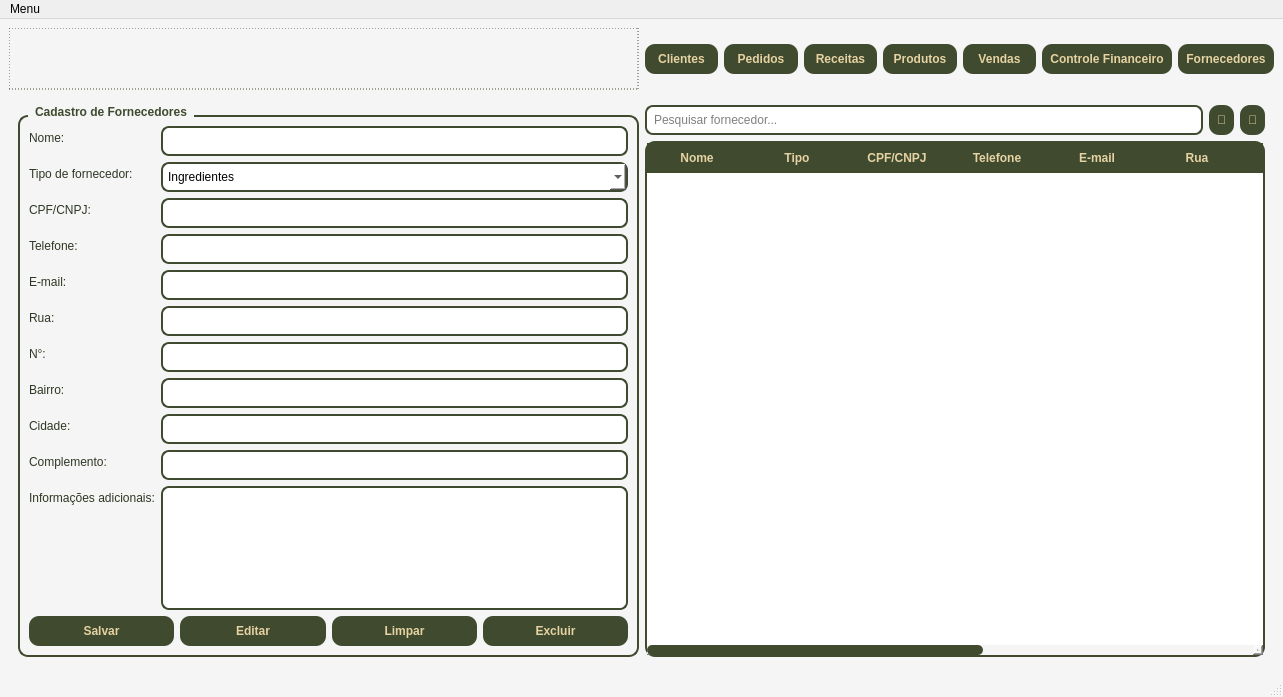
First picture: the form in telas/tela_menu.ui, repository Faeldh/sistema_confeitaria, before the edit.
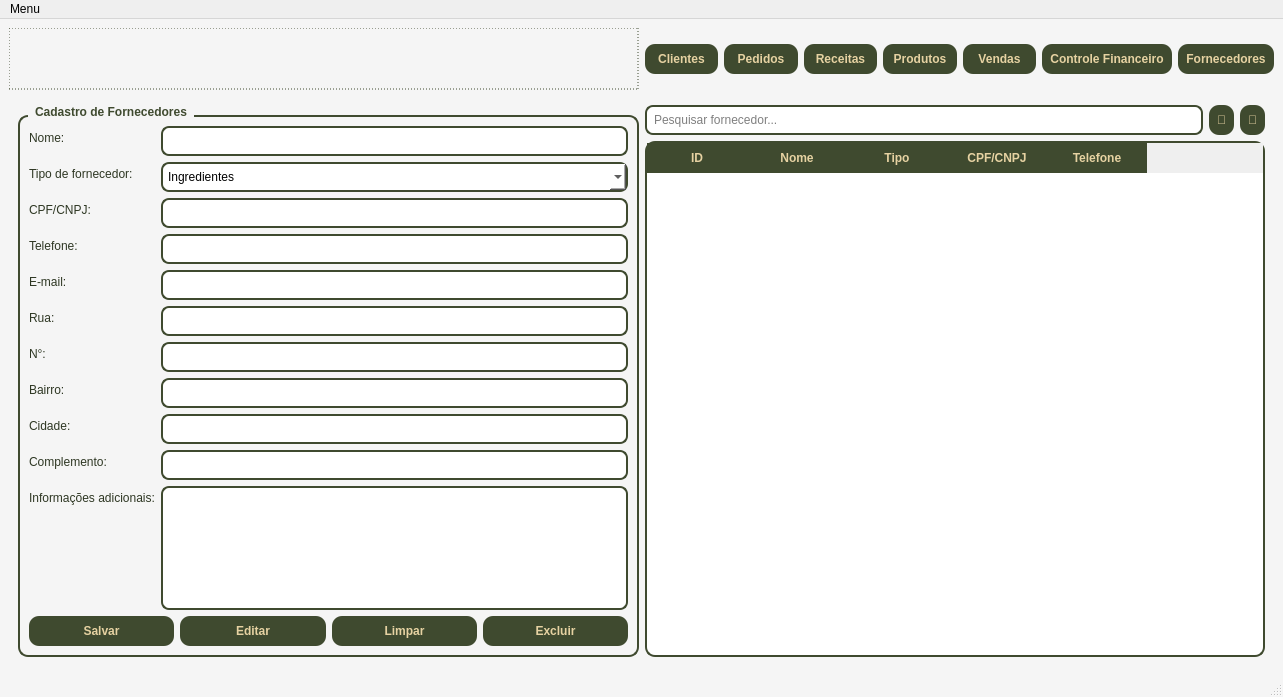
Second picture: the form after the edit. The open tabs and pages were chosen to show the change.

Patch:
```diff
--- a/telas/tela_menu.ui
+++ b/telas/tela_menu.ui
@@ -1997,8 +1997,13 @@
 }</string>
             </property>
             <property name="columnCount">
-             <number>11</number>
+             <number>5</number>
             </property>
+            <column>
+             <property name="text">
+              <string>ID</string>
+             </property>
+            </column>
             <column>
              <property name="text">
               <string>Nome</string>
@@ -2019,41 +2024,6 @@
               <string>Telefone</string>
              </property>
             </column>
-            <column>
-             <property name="text">
-              <string>E-mail</string>
-             </property>
-            </column>
-            <column>
-             <property name="text">
-              <string>Rua</string>
-             </property>
-            </column>
-            <column>
-             <property name="text">
-              <string>N°</string>
-             </property>
-            </column>
-            <column>
-             <property name="text">
-              <string>Bairro</string>
-             </property>
-            </column>
-            <column>
-             <property name="text">
-              <string>Cidade</string>
-             </property>
-            </column>
-            <column>
-             <property name="text">
-              <string>Complemento</string>
-             </property>
-            </column>
-            <column>
-             <property name="text">
-              <string>Informações</string>
-             </property>
-            </column>
            </widget>
           </item>
          </layout>
```
Left out of the diff: 4 changed lines with no effect on the pictures.
